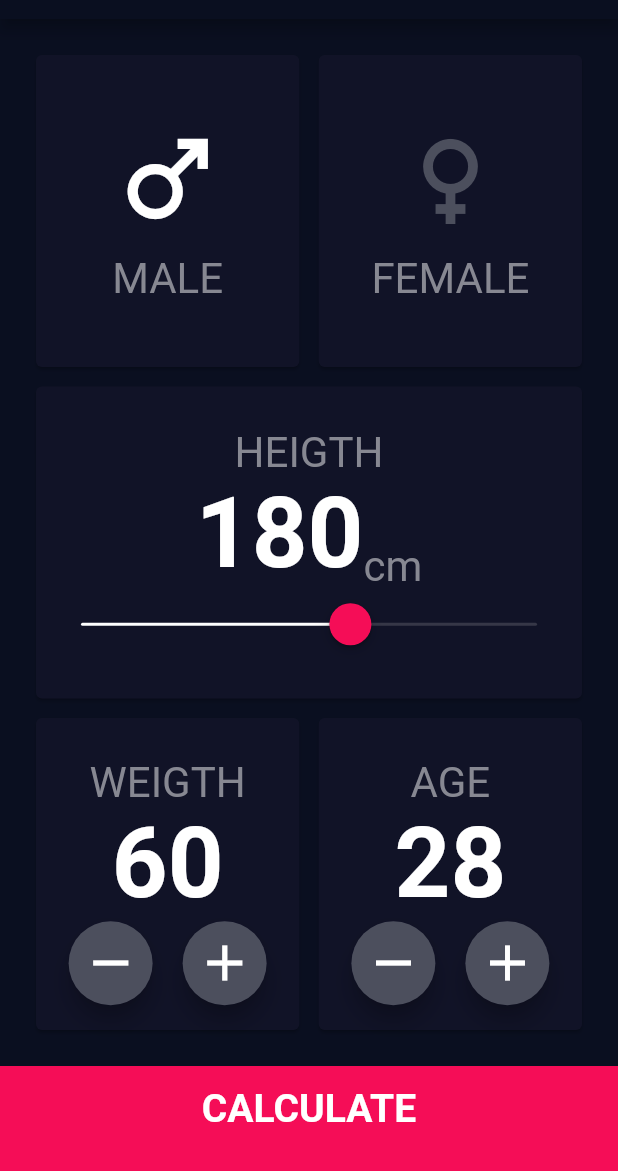
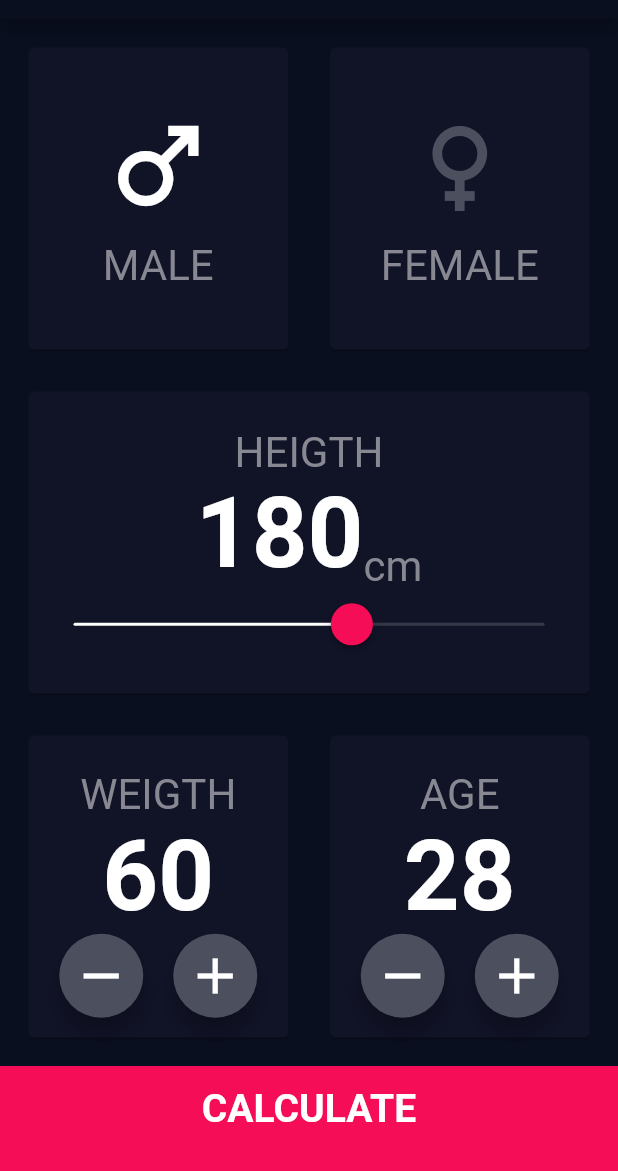
Before and after one commit to kgleader/BMI-Calculator, a Flutter app: the screen it shows after launch, on a phone screen of 412 x 824 dp, the part 65-1236 px from its top. Run offline on Flutter 3.47's test engine with Material 2 defaults, Android fonts, the phone set to English and light mode, and no system bars.

Commit message:
result alert file

```diff
--- a/lib/app/app.dart
+++ b/lib/app/app.dart
@@ -1,5 +1,6 @@
-import 'package:bmi/views/home_view.dart';
 import 'package:flutter/material.dart';
+
+import '../views/home_view.dart';
 
 class MyApp extends StatelessWidget {
   const MyApp({super.key});
--- /dev/null
+++ b/lib/app/doc.dart
@@ -0,0 +1,5 @@
+/*
+Snippet*
+static*
+Refactoring*
+*/
--- a/lib/components/calculate_butoon.dart
+++ b/lib/components/calculate_butoon.dart
@@ -1,19 +1,18 @@
-import 'dart:developer';
-
-import 'package:bmi/utils/app_colors.dart';
-import 'package:bmi/utils/app_text.dart';
 import 'package:bmi/utils/text_styles.dart';
 import 'package:flutter/material.dart';
 
+import '../utils/app_colors.dart';
+import '../utils/app_text.dart';
+
 class CalculateButton extends StatelessWidget {
-  const CalculateButton({Key? key}) : super(key: key);
+  const CalculateButton({Key? key, required this.onTap}) : super(key: key);
+
+  final void Function()? onTap;
 
   @override
   Widget build(BuildContext context) {
     return InkWell(
-      onTap: () {
-        log('basyldy');
-      },
+      onTap: onTap,
       child: Container(
         height: 70,
         width: double.infinity,
--- a/lib/components/heigth.dart
+++ b/lib/components/heigth.dart
@@ -1,8 +1,8 @@
 import 'package:flutter/cupertino.dart';
 
-import 'package:bmi/utils/app_colors.dart';
-import 'package:bmi/utils/app_text.dart';
-import 'package:bmi/utils/text_styles.dart';
+import '../utils/app_colors.dart';
+import '../utils/app_text.dart';
+import '../utils/text_styles.dart';
 
 class Heith extends StatelessWidget {
   const Heith({
--- a/lib/components/male_female.dart
+++ b/lib/components/male_female.dart
@@ -1,6 +1,7 @@
-import 'package:bmi/utils/app_colors.dart';
-import 'package:bmi/utils/text_styles.dart';
 import 'package:flutter/material.dart';
+
+import '../utils/app_colors.dart';
+import '../utils/text_styles.dart';
 
 class MaleFemale extends StatelessWidget {
   const MaleFemale({
--- a/lib/components/status_card.dart
+++ b/lib/components/status_card.dart
@@ -1,6 +1,6 @@
 import 'package:flutter/material.dart';
 
-import 'package:bmi/utils/app_colors.dart';
+import '../utils/app_colors.dart';
 
 class StatusCard extends StatelessWidget {
   const StatusCard({Key? key, required this.child}) : super(key: key);
--- a/lib/components/weigth_age.dart
+++ b/lib/components/weigth_age.dart
@@ -1,6 +1,7 @@
 import 'package:bmi/utils/app_colors.dart';
-import 'package:bmi/utils/text_styles.dart';
 import 'package:flutter/material.dart';
+
+import '../utils/text_styles.dart';
 
 class WeigthAge extends StatelessWidget {
   const WeigthAge({
--- a/lib/main.dart
+++ b/lib/main.dart
@@ -1,5 +1,6 @@
-import 'package:bmi/app/app.dart';
 import 'package:flutter/material.dart';
+
+import 'app/app.dart';
 
 void main() {
   runApp(const MyApp());
--- a/lib/utils/app_text.dart
+++ b/lib/utils/app_text.dart
@@ -7,4 +7,10 @@ class AppText {
   static const String cm = 'cm';
   static const String weigth = 'WEIGTH';
   static const String age = 'AGE';
+  static const String backButton = 'Approve';
+  static const String thin = 'You are thin!';
+  static const String normal = 'Great! You are normal!';
+  static const String fat = 'You are fat..';
+  static const String sorry =
+      'Sorry, for some reasons, we can not calculate it';
 }
--- a/lib/utils/text_styles.dart
+++ b/lib/utils/text_styles.dart
@@ -1,6 +1,6 @@
 import 'package:flutter/material.dart';
 
-import 'package:bmi/utils/app_colors.dart';
+import 'app_colors.dart';
 
 class AppTextStyle {
   static const TextStyle greyTextStyle = TextStyle(
@@ -25,4 +25,9 @@ class AppTextStyle {
     fontWeight: FontWeight.w700,
     height: 0.3,
   );
+
+  static const TextStyle resultTextStyle = TextStyle(
+    fontSize: 26,
+    fontWeight: FontWeight.w700,
+  );
 }
--- a/lib/views/home_view.dart
+++ b/lib/views/home_view.dart
@@ -1,13 +1,17 @@
+import 'dart:math' as math;
+
 import 'package:flutter/material.dart';
 
-import 'package:bmi/components/calculate_butoon.dart';
-import 'package:bmi/components/heigth.dart';
-import 'package:bmi/components/male_female.dart';
-import 'package:bmi/components/status_card.dart';
-import 'package:bmi/components/weigth_age.dart';
-import 'package:bmi/utils/app_colors.dart';
-import 'package:bmi/utils/app_text.dart';
-import 'package:bmi/utils/text_styles.dart';
+import '../components/calculate_butoon.dart';
+import '../components/heigth.dart';
+import '../components/male_female.dart';
+import '../components/status_card.dart';
+import '../components/weigth_age.dart';
+
+import '../utils/app_colors.dart';
+import '../utils/app_text.dart';
+import '../utils/result_alert.dart';
+import '../utils/text_styles.dart';
 
 class HomeView extends StatefulWidget {
   const HomeView({super.key});
@@ -31,7 +35,7 @@ class _HomeViewState extends State<HomeView> {
         title: const Text(AppText.appBarTitle, style: AppTextStyle.titleStyle),
       ),
       body: Padding(
-        padding: const EdgeInsets.all(20),
+        padding: const EdgeInsets.all(15.0),
         child: Column(
           children: [
             Expanded(
@@ -51,7 +55,7 @@ class _HomeViewState extends State<HomeView> {
                       ),
                     ),
                   ),
-                  const SizedBox(width: 5),
+                  const SizedBox(width: 20),
                   StatusCard(
                     child: InkWell(
                       onTap: () {
@@ -69,7 +73,7 @@ class _HomeViewState extends State<HomeView> {
                 ],
               ),
             ),
-            const SizedBox(height: 5),
+            const SizedBox(height: 20),
             StatusCard(
               child: Heith(
                 height: heigth,
@@ -80,7 +84,7 @@ class _HomeViewState extends State<HomeView> {
                 },
               ),
             ),
-            const SizedBox(height: 5),
+            const SizedBox(height: 20),
             Expanded(
               child: Row(
                 children: [
@@ -100,7 +104,7 @@ class _HomeViewState extends State<HomeView> {
                       },
                     ),
                   ),
-                  const SizedBox(width: 5),
+                  const SizedBox(width: 20),
                   StatusCard(
                     child: WeigthAge(
                       text: AppText.age,
@@ -123,7 +127,20 @@ class _HomeViewState extends State<HomeView> {
           ],
         ),
       ),
-      bottomNavigationBar: const CalculateButton(),
+      bottomNavigationBar: CalculateButton(
+        onTap: () {
+          final res = weigth / math.pow(heigth / 100, 2);
+          if (res <= 18.4) {
+            showMyDialog(context, AppText.thin);
+          } else if (res >= 18.5 && res <= 24.9) {
+            showMyDialog(context, AppText.normal);
+          } else if (res >= 25) {
+            showMyDialog(context, AppText.fat);
+          } else {
+            showMyDialog(context, AppText.sorry);
+          }
+        },
+      ),
     );
   }
 }
```
Also changed, not shown: lib/utils/result_alert.dart (added, +31 -0 lines).
